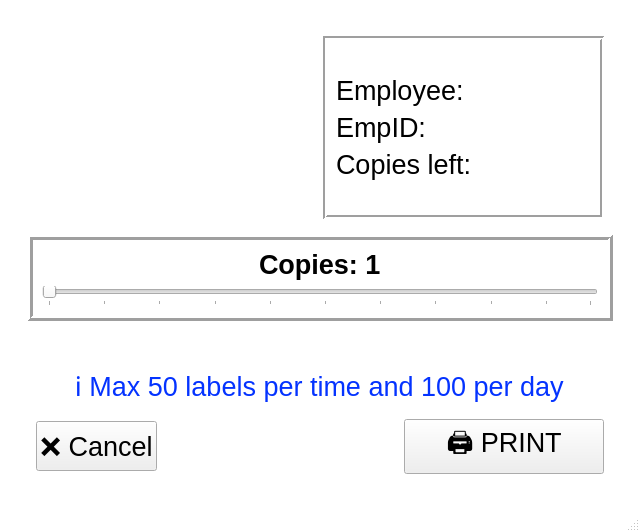
Before: the Qt Designer form terminal_app/ui/mainwin.ui in msmwebUA/qr_printing_terminals, drawn with Qt 5.
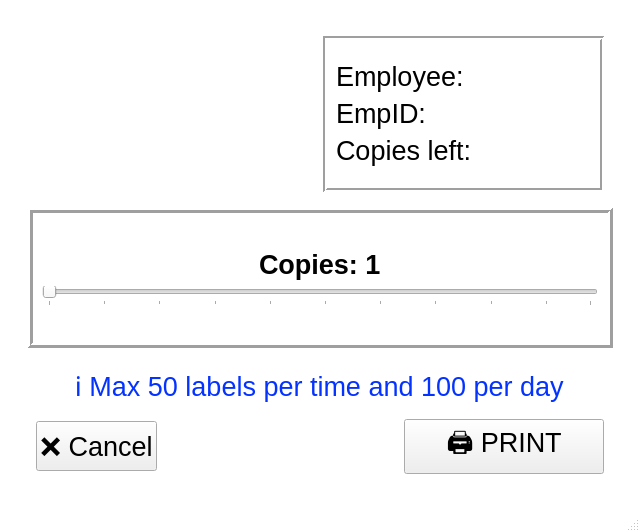
After: the same form once the commit is applied. Icons and pictures are not drawn.

Commit message: Add spacers to Copies frame

```diff
--- a/terminal_app/ui/mainwin.ui
+++ b/terminal_app/ui/mainwin.ui
@@ -351,6 +351,19 @@
               <number>3</number>
              </property>
              <layout class="QVBoxLayout" name="verticalLayout_12">
+              <item>
+               <spacer name="verticalSpacer_8">
+                <property name="orientation">
+                 <enum>Qt::Orientation::Vertical</enum>
+                </property>
+                <property name="sizeHint" stdset="0">
+                 <size>
+                  <width>20</width>
+                  <height>40</height>
+                 </size>
+                </property>
+               </spacer>
+              </item>
               <item alignment="Qt::AlignmentFlag::AlignHCenter">
                <widget class="QLabel" name="copiesValue">
                 <property name="font">
@@ -392,6 +405,19 @@
                 </property>
                </widget>
               </item>
+              <item>
+               <spacer name="verticalSpacer_7">
+                <property name="orientation">
+                 <enum>Qt::Orientation::Vertical</enum>
+                </property>
+                <property name="sizeHint" stdset="0">
+                 <size>
+                  <width>20</width>
+                  <height>40</height>
+                 </size>
+                </property>
+               </spacer>
+              </item>
              </layout>
             </widget>
            </item>
```
The commit also changes 1 other file.
